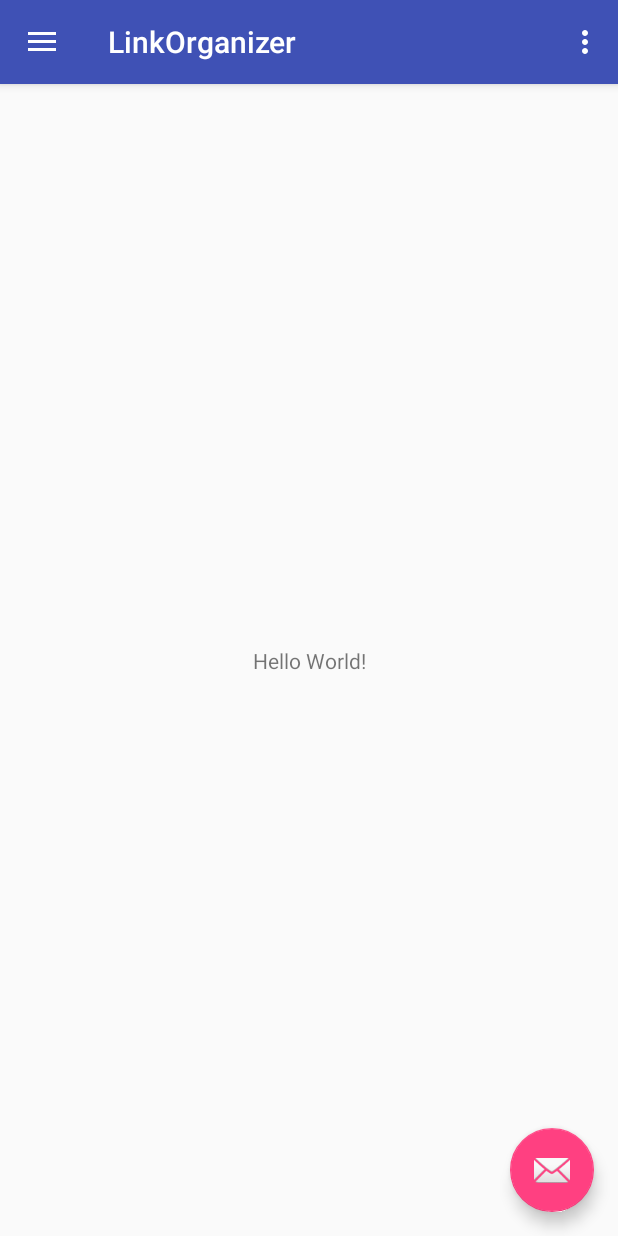
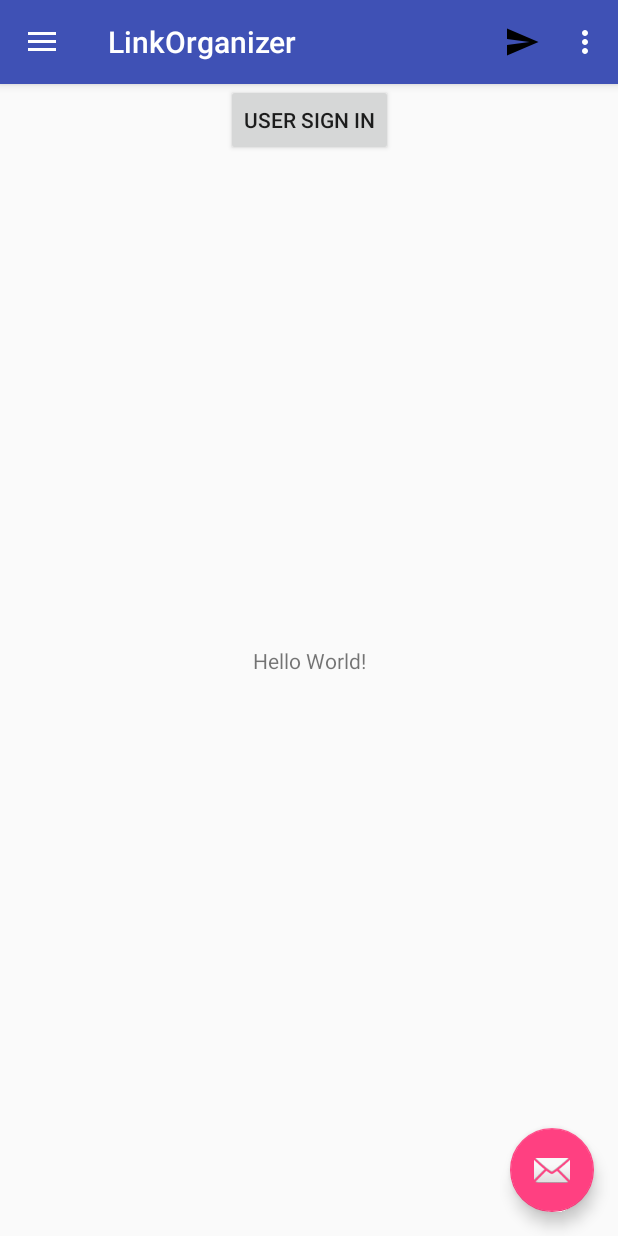
Before and after one commit to EthanLyons/LinkOrganizer, an Android app: the screen it shows after launch (MainActivity), on a phone screen of 412 x 824 dp. Run offline under Robolectric (Android 15) with nearby library versions, the phone set to English and light mode, and no system bars.

Commit message:
Added ERD

```diff
--- a/app/build.gradle
+++ b/app/build.gradle
@@ -25,6 +25,9 @@ dependencies {
     implementation 'com.android.support:design:28.0.0'
     implementation 'com.android.support.constraint:constraint-layout:1.1.3'
     testImplementation 'junit:junit:4.12'
+    implementation 'com.facebook.stetho:stetho:1.5.0'
+    implementation 'android.arch.persistence.room:runtime:1.1.1'
+    annotationProcessor 'android.arch.persistence.room:compiler:1.1.1'
     androidTestImplementation 'com.android.support.test:runner:1.0.2'
     androidTestImplementation 'com.android.support.test.espresso:espresso-core:3.0.2'
 }
--- a/app/src/main/java/deepdive/cnm/edu/linkorganizer/MainActivity.java
+++ b/app/src/main/java/deepdive/cnm/edu/linkorganizer/MainActivity.java
@@ -16,6 +16,7 @@ import android.view.MenuItem;
 
 public class MainActivity extends AppCompatActivity
     implements NavigationView.OnNavigationItemSelectedListener {
+
 
   @Override
   protected void onCreate(Bundle savedInstanceState) {
@@ -87,8 +88,6 @@ public class MainActivity extends AppCompatActivity
 
       Log.d("Testing Log", "Gallery item selected");
 
-    } else if (id == R.id.nav_slideshow) {
-
     } else if (id == R.id.nav_manage) {
 
     } else if (id == R.id.nav_share) {
--- /dev/null
+++ b/app/src/main/java/deepdive/cnm/edu/linkorganizer/dao/ListDao.java
@@ -0,0 +1,5 @@
+package deepdive.cnm.edu.linkorganizer.dao;
+
+public interface ListDao {
+
+}
--- /dev/null
+++ b/app/src/main/res/drawable/document.xml
@@ -0,0 +1,4 @@
+<?xml version="1.0" encoding="utf-8"?>
+<selector xmlns:android="http://schemas.android.com/apk/res/android">
+
+</selector>
--- /dev/null
+++ b/app/src/main/res/drawable/list.xml
@@ -0,0 +1,9 @@
+<vector xmlns:android="http://schemas.android.com/apk/res/android"
+        android:width="24dp"
+        android:height="24dp"
+        android:viewportWidth="24.0"
+        android:viewportHeight="24.0">
+    <path
+        android:fillColor="#FF000000"
+        android:pathData="M3,13h2v-2L3,11v2zM3,17h2v-2L3,15v2zM3,9h2L5,7L3,7v2zM7,13h14v-2L7,11v2zM7,17h14v-2L7,15v2zM7,7v2h14L21,7L7,7z"/>
+</vector>
--- a/app/src/main/res/layout/content_main.xml
+++ b/app/src/main/res/layout/content_main.xml
@@ -1,5 +1,6 @@
 <?xml version="1.0" encoding="utf-8"?>
 <android.support.constraint.ConstraintLayout
+
   xmlns:android="http://schemas.android.com/apk/res/android"
   xmlns:app="http://schemas.android.com/apk/res-auto"
   xmlns:tools="http://schemas.android.com/tools"
@@ -17,5 +18,14 @@
     app:layout_constraintLeft_toLeftOf="parent"
     app:layout_constraintRight_toRightOf="parent"
     app:layout_constraintTop_toTopOf="parent"/>
-
+  <Button
+    android:id="@+id/button"
+    android:layout_width="wrap_content"
+    android:layout_height="wrap_content"
+    android:text="User sign in"
+    tools:layout_editor_absoluteX="77dp"
+    tools:layout_editor_absoluteY="337dp"
+    app:layout_constraintLeft_toLeftOf="parent"
+    app:layout_constraintRight_toRightOf="parent"
+    app:layout_constraintTop_toTopOf="parent"/>
 </android.support.constraint.ConstraintLayout>
--- a/app/src/main/res/menu/activity_main_drawer.xml
+++ b/app/src/main/res/menu/activity_main_drawer.xml
@@ -6,28 +6,24 @@
   <group android:checkableBehavior="single">
     <item
       android:id="@+id/nav_camera"
-      android:icon="@drawable/ic_menu_camera"
-      android:title="Import"/>
+      android:icon="@drawable/list"
+      android:title="@string/list_text"/>
     <item
       android:id="@+id/nav_gallery"
       android:icon="@drawable/ic_list"
-      android:title="Gallery"/>
-    <item
-      android:id="@+id/nav_slideshow"
-      android:icon="@drawable/ic_menu_slideshow"
-      android:title="Slideshow"/>
+      android:title="@string/delete_list"/>
     <item
       android:id="@+id/nav_manage"
       android:icon="@drawable/ic_menu_manage"
-      android:title="Tools"/>
+      android:title="@string/exit_string"/>
   </group>
 
-  <item android:title="Communicate">
+  <item android:title="Share">
     <menu>
       <item
         android:id="@+id/nav_share"
         android:icon="@drawable/ic_menu_share"
-        android:title="Share"/>
+        android:title="Send sharable link"/>
       <item
         android:id="@+id/nav_send"
         android:icon="@drawable/ic_menu_send"
--- a/app/src/main/res/menu/main.xml
+++ b/app/src/main/res/menu/main.xml
@@ -3,7 +3,17 @@
   xmlns:app="http://schemas.android.com/apk/res-auto">
   <item
     android:id="@+id/action_settings"
-    android:orderInCategory="100"
-    android:title="@string/action_settings"
+
+    android:title="Share"
+    app:showAsAction="never"/>
+  <item
+    android:id="@+id/send"
+    android:title="Send"
+    android:icon="@drawable/ic_menu_send"
+    app:showAsAction="ifRoom"/>
+  <item
+    android:id="@+id/export_settings"
+    android:title="Export"
+    android:icon="@drawable/ic_menu_slideshow"
     app:showAsAction="never"/>
 </menu>
--- /dev/null
+++ b/app/src/main/res/menu/when_list_options.xml
@@ -0,0 +1,5 @@
+<?xml version="1.0" encoding="utf-8"?>
+<menu xmlns:android="http://schemas.android.com/apk/res/android">
+
+
+</menu>
--- a/app/src/main/res/values/strings.xml
+++ b/app/src/main/res/values/strings.xml
@@ -6,4 +6,7 @@
   <string name="nav_header_subtitle">android.studio@android.com</string>
   <string name="nav_header_desc">Navigation header</string>
   <string name="action_settings">Settings</string>
+  <string name="list_text">Select a List</string>
+  <string name="delete_list">Delete A List</string>
+  <string name="exit_string">Exit</string>
 </resources>
```
Also changed, not shown: app/src/main/java/deepdive/cnm/edu/linkorganizer/entity/Category.java (added, +35 -0 lines), app/src/main/java/deepdive/cnm/edu/linkorganizer/entity/Link.java (added, +46 -0 lines), app/src/main/java/deepdive/cnm/edu/linkorganizer/entity/LinkCategory.java (added, +42 -0 lines), app/src/main/java/deepdive/cnm/edu/linkorganizer/entity/User.java (added, +61 -0 lines).
